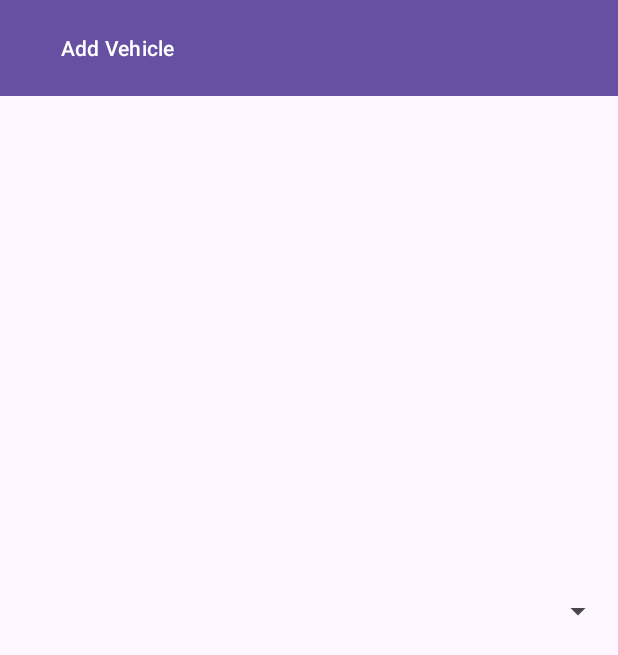
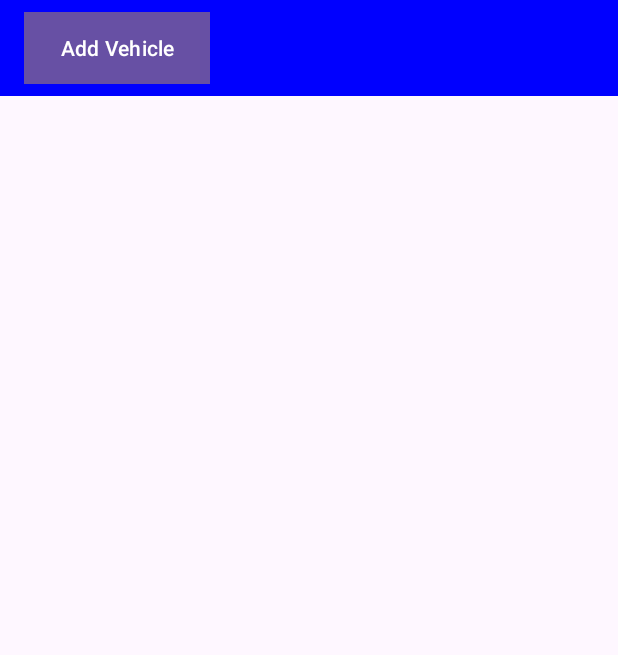
Before and after one commit to tamu-edu-students/Crypto-analysis-Resistant-Digital-Key-FOB, an Android app: the screen it shows after launch (MainActivity), on a phone screen of 412 x 824 dp. Shown: the top 655 px of the screen. Run offline under Robolectric (Android 15) with nearby library versions, the phone set to English and light mode, and no system bars.

Commit message:
Rev 1 sec 1

```diff
--- /dev/null
+++ b/DigitalKeyFOB/app/src/main/java/com/example/digitalkeyfob/NewProfileActivity.kt
@@ -0,0 +1,7 @@
+package com.example.digitalkeyfob
+
+import androidx.appcompat.app.AppCompatActivity
+import android.os.Bundle
+
+class NewProfileActivity {
+}
--- a/DigitalKeyFOB/app/src/main/res/layout/activity_main.xml
+++ b/DigitalKeyFOB/app/src/main/res/layout/activity_main.xml
@@ -6,38 +6,29 @@
     android:layout_height="match_parent"
     tools:context=".MainActivity">
 
+
+    <!--For visual appearance only-->
     <androidx.appcompat.widget.Toolbar
         android:id="@+id/toolbar"
         android:layout_width="0dp"
         android:layout_height="wrap_content"
-        android:background="?attr/colorPrimary"
+        android:background="@color/blue"
         android:minHeight="?attr/actionBarSize"
         android:theme="?attr/actionBarTheme"
         app:layout_constraintEnd_toEndOf="parent"
         app:layout_constraintStart_toStartOf="parent"
         app:layout_constraintTop_toTopOf="parent" />
-
+    <!-- This button will trigger new activity to create new profile    -->
     <Button
         android:id="@+id/button"
         android:layout_width="wrap_content"
         android:layout_height="wrap_content"
+        android:background="@color/grey"
         android:layout_marginStart="16dp"
         android:layout_marginTop="8dp"
         android:text="@string/Add_Vehicle"
         app:layout_constraintStart_toStartOf="@+id/toolbar"
         app:layout_constraintTop_toTopOf="parent" />
 
-    <Spinner
-        android:id="@+id/spinner"
-        android:layout_width="409dp"
-        android:layout_height="50dp"
-        android:visibility="visible"
-        app:layout_constraintBottom_toBottomOf="parent"
-        app:layout_constraintEnd_toEndOf="parent"
-        app:layout_constraintHorizontal_bias="0.0"
-        app:layout_constraintStart_toStartOf="parent"
-        app:layout_constraintTop_toBottomOf="@+id/toolbar"
-        app:layout_constraintVertical_bias="0.449" />
-
 
 </androidx.constraintlayout.widget.ConstraintLayout>
--- a/DigitalKeyFOB/app/src/main/res/values/colors.xml
+++ b/DigitalKeyFOB/app/src/main/res/values/colors.xml
@@ -2,4 +2,7 @@
 <resources>
     <color name="black">#FF000000</color>
     <color name="white">#FFFFFFFF</color>
+    <color name="blue">#0000FF</color>
+    <color name="grey">#808080</color>
+    <color name="light_blue">#ADD8E6</color>
 </resources>
```
